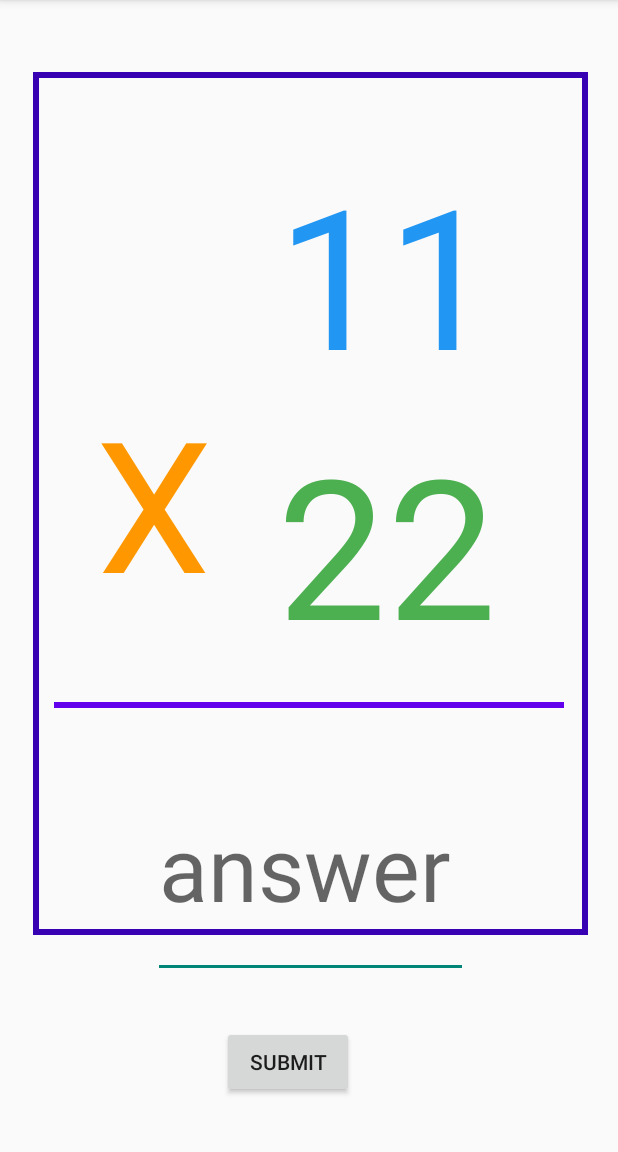
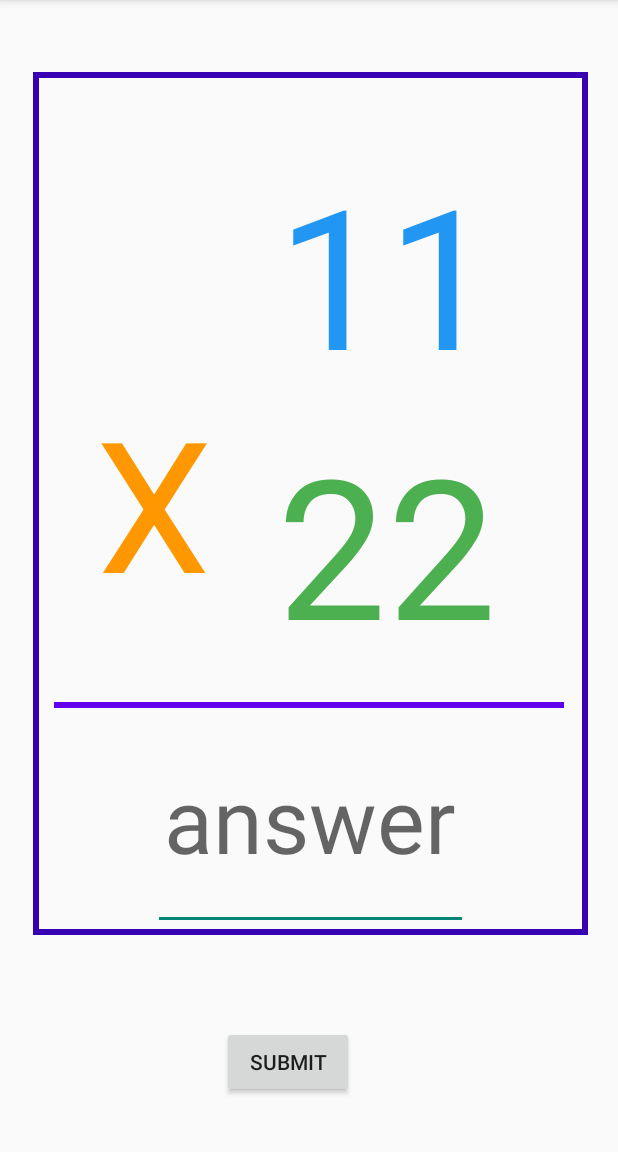
Before and after one commit to jthieme/FlashCardApp, an Android app: the screen it shows after launch (MainActivity), on a phone screen of 412 x 824 dp, the part 84-1236 px from its top. Run offline under Robolectric (Android 15) with nearby library versions, the phone set to English and light mode, and no system bars.

Commit message:
tried to center the answer box and increased the size of the text

```diff
--- a/app/src/main/res/layout/activity_main.xml
+++ b/app/src/main/res/layout/activity_main.xml
@@ -79,10 +79,11 @@
         android:layout_width="210dp"
         android:layout_height="148dp"
         android:layout_marginEnd="100dp"
-        android:layout_marginBottom="32dp"
+        android:layout_marginBottom="64dp"
         android:ems="10"
         android:hint="answer"
         android:inputType="number"
+        android:textAlignment="center"
         android:textSize="60sp"
         app:layout_constraintBottom_toTopOf="@+id/button"
         app:layout_constraintEnd_toEndOf="parent"
```
